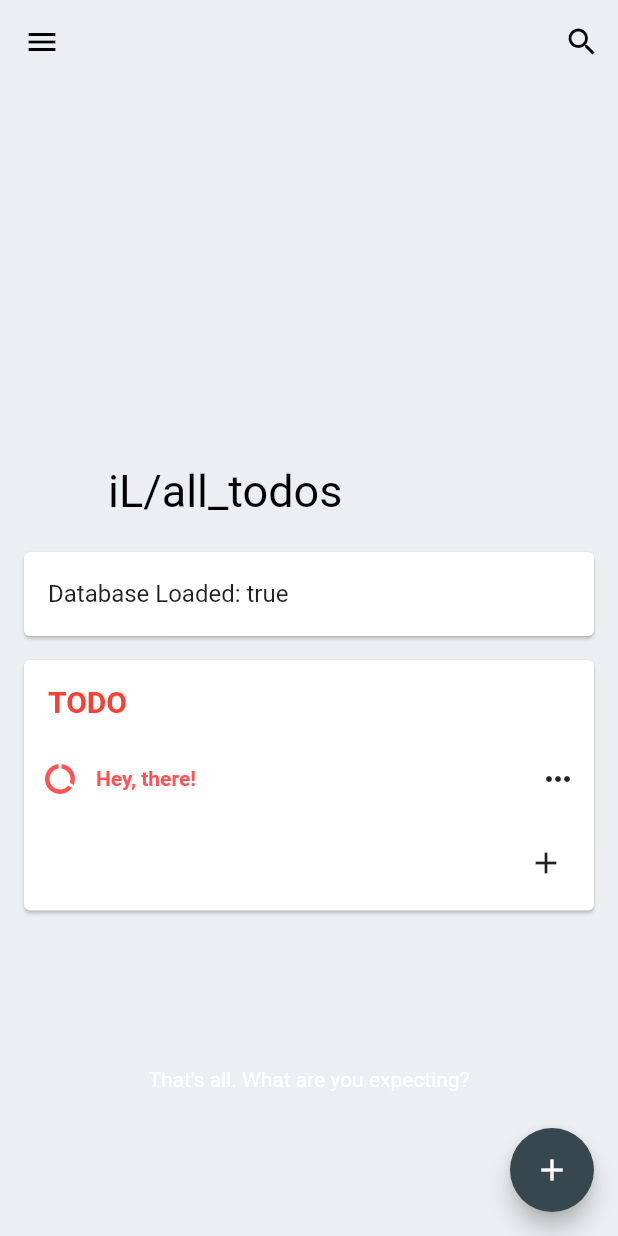
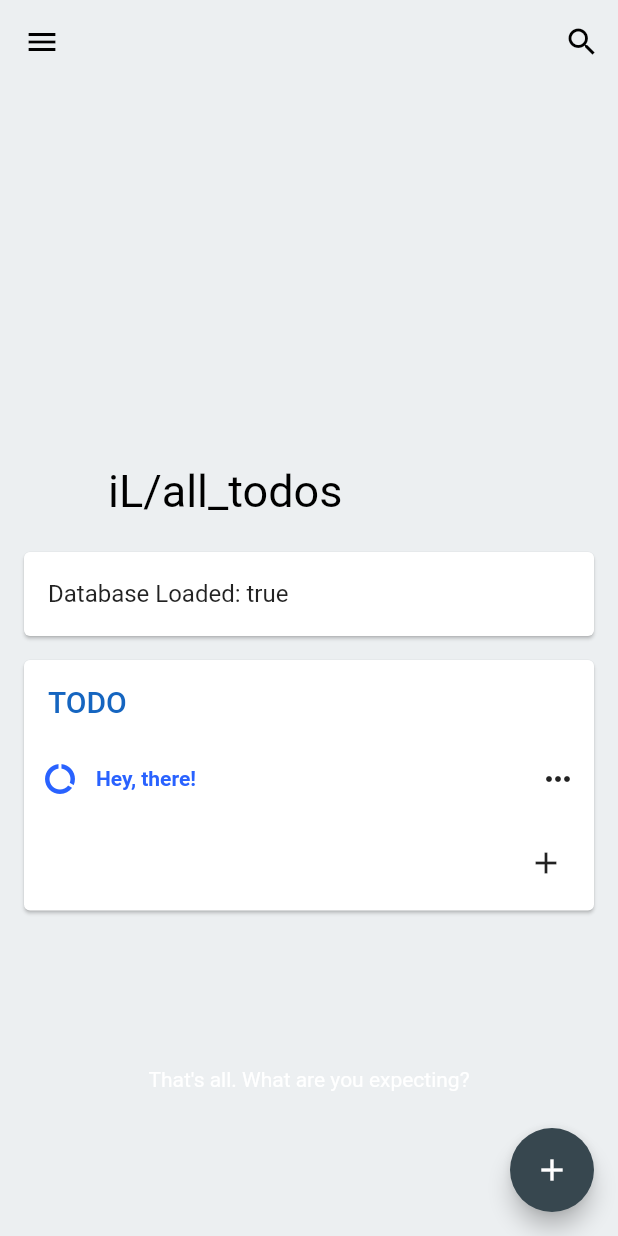
Before and after one commit to lynzrand/issual, a Flutter app: the screen it shows after launch, on a phone screen of 412 x 824 dp. Run offline on Flutter 3.47's test engine with Material 2 defaults, Android fonts, the phone set to English and light mode, and no system bars; our stand-ins replace sqflite; missing offline and left inert: material_search, ulid; accounts and stored records are empty.

Commit message:
ADD custom animation and edit

```diff
--- a/lib/main.dart
+++ b/lib/main.dart
@@ -152,26 +152,11 @@ class _MyHomePageState extends State<MyHomePage> {
         case 'view':
           Navigator.push(
             context,
-            new PageRouteBuilder(
-              pageBuilder: (context, ani1, ani2) {
+            IssualTransitions.verticlaPageTransition(
+              (context, ani1, ani2) {
                 return new IssualTodoView(t.id, t.data as String, _rw);
               },
-              transitionsBuilder: (context, ani1_, ani2, Widget child) {
-                var ani1 = CurvedAnimation(curve: Curves.easeOut, parent: ani1_);
-                return new FadeTransition(
-                  opacity: ani1,
-                  child: new SlideTransition(
-                    position: Tween(begin: Offset(0.0, 0.2), end: Offset(0.0, 0.0)).animate(ani1),
-                    child: child,
             ),
-                );
-              },
-            ),
-            // MaterialPageRoute(
-            //   builder: (context) {
-            //     return new IssualTodoView(t.id, t.data as String, _rw);
-            //   },
-            // ),
           );
           break;
 
@@ -192,9 +177,8 @@ class _MyHomePageState extends State<MyHomePage> {
     } else if (t is TodoEditNotification) {
       Navigator.push(
         context,
-        new MaterialPageRoute(
-          builder: (BuildContext context) => new IssualTodoEditorView(t.newTodo, t.rawTodo),
-          fullscreenDialog: true,
+        IssualTransitions.verticlaPageTransition(
+          (BuildContext context, ani1, ani2) => new IssualTodoEditorView(t.newTodo, t.rawTodo, _rw),
         ),
       ).then((dynamic data) async {
         var structuredData = data as Map<String, dynamic>;
@@ -213,7 +197,7 @@ class _MyHomePageState extends State<MyHomePage> {
         if (categories.indexOf(todo.category) < 0) await _rw.addCategory(todo.category);
 
         await this.init(null);
-      });
+      }).catchError((e) => debugPrint(e));
       return true;
     }
   }
@@ -321,13 +305,16 @@ class TodoCard extends StatelessWidget {
 
   final String title;
   final List<Todo> todos;
-  final ThemeData themeData = IssualColors.coloredThemes['red'];
+  final Map<String, dynamic> themeColors = IssualColors.coloredThemes['blue'];
 
   @override
   Widget build(BuildContext context) {
     return Theme(
-      key: new Key('cardTheme'),
-      data: themeData,
+      key: new Key('cardTheme#$title'),
+      data: Theme.of(context).copyWith(
+        primaryColor: themeColors['primarySwatch'],
+        accentColor: themeColors['accentColor'],
+      ),
       child: new Card(
         margin: EdgeInsets.symmetric(horizontal: 16.0, vertical: 8.0),
         child: new Column(
@@ -339,10 +326,8 @@ class TodoCard extends StatelessWidget {
                   new Expanded(
                       child: new Text(
                     '$title'.toUpperCase(),
-                    style: TextStyle(
-                      color: themeData.primaryColor,
-                      fontSize: Theme.of(context).textTheme.title.fontSize,
-                      fontWeight: FontWeight.bold,
+                    style: Theme.of(context).textTheme.title.apply(
+                          color: (themeColors['primarySwatch'] as MaterialColor).shade800,
                         ),
                   )),
                   // new IconButton(
@@ -354,7 +339,7 @@ class TodoCard extends StatelessWidget {
             ),
             new Column(
               children: List.generate(todos.length, (int index) {
-                return new TodoListItem(todos[index], index);
+                return new TodoListItem(todos[index], index, key: Key(todos[index].id));
               }),
             ),
             new ButtonBar(
@@ -377,7 +362,7 @@ class TodoCard extends StatelessWidget {
 }
 
 class TodoListItem extends StatefulWidget {
-  TodoListItem(final this.todo, this.index);
+  TodoListItem(final this.todo, this.index, {Key key}) : super(key: key);
 
   // TODO: move this to filerw.dart/todo
   static const stateIcons = <String, IconData>{
@@ -390,17 +375,17 @@ class TodoListItem extends StatefulWidget {
 
   final Todo todo;
   final int index;
-
   @override
   State<StatefulWidget> createState() {
-    return new _TodoListItemState(todo.state);
+    return new _TodoListItemState(todo.state, todo.id);
   }
 }
 
 class _TodoListItemState extends State<TodoListItem> {
   // TodoState state;
-  _TodoListItemState(this.state);
+  _TodoListItemState(this.state, this.id);
   String state;
+  final String id;
 
   Color getIconColor(BuildContext context, String state) {
     final theme = Theme.of(context);
@@ -419,24 +404,7 @@ class _TodoListItemState extends State<TodoListItem> {
     }
   }
 
-  @override
-  Widget build(BuildContext context) {
-    return new InkWell(
-      splashColor: IssualColors.darkColorRipple,
-      // TODO: onTap: emit a notification up the tree!
-      onTap: () {
-        TodoStateChangeNotification(
-                id: widget.todo.id, stateChange: 'view', data: widget.todo.title)
-            .dispatch(context);
-      },
-      child: new Row(
-        children: <Widget>[
-          new IconButton(
-              icon: new Icon(
-                TodoListItem.stateIcons[state],
-                color: getIconColor(context, state),
-              ),
-              onPressed: () {
+  void flipState() {
     setState(() {
       switch (state) {
         case 'open':
@@ -459,36 +427,61 @@ class _TodoListItemState extends State<TodoListItem> {
       stateChange: 'flip',
       data: {'todo': widget.todo, 'index': widget.index, 'state': state},
     ).dispatch(context);
-              }),
+  }
+
+  @override
+  Widget build(BuildContext context) {
+    return new GestureDetector(
+      onHorizontalDragEnd: (dragDetail) {
+        if (dragDetail.primaryVelocity > 0) flipState();
+      },
+      child: InkWell(
+        splashColor: IssualColors.darkColorRipple,
+        // TODO: onTap: emit a notification up the tree!
+        onTap: () {
+          TodoStateChangeNotification(
+                  id: widget.todo.id, stateChange: 'view', data: widget.todo.title)
+              .dispatch(context);
+        },
+        child: new Row(
+          children: <Widget>[
+            new IconButton(
+              icon: new Icon(
+                TodoListItem.stateIcons[state],
+                color: getIconColor(context, state),
+              ),
+              onPressed: () => flipState(),
+              tooltip: 'Flip Todo state',
+            ),
             new Expanded(
-            child:
-                // TODO: Really, show tags?
-                //
-                // Column(
-                //   crossAxisAlignment: CrossAxisAlignment.start,
-                //   children: [
-                new Hero(
+              child: new Hero(
                 tag: this.widget.todo.id + 'title',
                 child: new Text(
                   this.widget.todo.title ?? '#${this.widget.todo.id}',
                   style: IssualColors.getTodoTextStyle(context, state),
                 ),
               ),
-            // new Wrap(
-            //   children: <Widget>[
-            //     new Chip(
-            //       label: Text("Tag"),
-            //       labelPadding: EdgeInsets.symmetric(horizontal: 4.0, vertical: -2.0),
-            //     ),
-            //   ],
-            //   )
-            // ],
-            // ),
             ),
             new PopupMenuButton(
               icon: new Icon(Icons.more_horiz),
+              // itemBuilder: ,
               itemBuilder: (BuildContext context) {
-              return [PopupMenuItem(value: 'remove', child: new Text('Remove'))];
+                return [
+                  PopupMenuItem(
+                    value: 'remove',
+                    child:
+                        // new Row(children: [new Icon(Icons.delete),
+                        Text('Remove'),
+                    //  ]),
+                  ),
+                  PopupMenuItem(
+                    value: 'edit',
+                    child:
+                        // new Row(children: [new Icon(Icons.edit),
+                        new Text('Edit'),
+                    //  ]),
+                  )
+                ];
               },
               onSelected: (dynamic item) {
                 switch (item as String) {
@@ -498,10 +491,14 @@ class _TodoListItemState extends State<TodoListItem> {
                         stateChange: 'remove',
                         data: {'todo': widget.todo, 'index': widget.index}).dispatch(context);
                     break;
+                  case 'edit':
+                    TodoEditNotification(rawTodo: widget.todo.toMap()).dispatch(context);
+                    break;
                 }
               },
             )
           ],
+        ),
       ),
     );
   }
--- a/lib/style.dart
+++ b/lib/style.dart
@@ -13,17 +13,71 @@ class IssualColors {
     primaryColor: primary.shade50,
     scaffoldBackgroundColor: primary.shade50,
     brightness: Brightness.light,
+    accentColorBrightness: Brightness.dark,
   );
 
-  static Map<String, ThemeData> coloredThemes = <String, ThemeData>{
-    'red': ThemeData(
-      primarySwatch: Colors.red,
-      accentColor: Colors.redAccent,
-    ),
-    'blue': ThemeData(
-      primarySwatch: Colors.blue,
-      accentColor: Colors.blueAccent,
-    ),
+  /// Material Colors. Not supposed to change or delete. ONLY ADD.
+  static Map<String, Map<String, dynamic>> coloredThemes = <String, Map<String, dynamic>>{
+    'red': {
+      'primarySwatch': Colors.red,
+      'accentColor': Colors.redAccent.shade700,
+    },
+    'orange': {
+      'primarySwatch': Colors.orange,
+      'accentColor': Colors.orangeAccent.shade700,
+    },
+    'deepOrange': {
+      'primarySwatch': Colors.deepOrange,
+      'accentColor': Colors.deepOrangeAccent.shade700,
+    },
+    'amber': {
+      'primarySwatch': Colors.amber,
+      'accentColor': Colors.amberAccent.shade700,
+    },
+    'yellow': {
+      'primarySwatch': Colors.yellow,
+      'accentColor': Colors.yellowAccent.shade700,
+    },
+    'green': {
+      'primarySwatch': Colors.green,
+      'accentColor': Colors.greenAccent.shade700,
+    },
+    'lightGreen': {
+      'primarySwatch': Colors.lightGreen,
+      'accentColor': Colors.lightGreenAccent.shade700,
+    },
+    'teal': {
+      'primarySwatch': Colors.teal,
+      'accentColor': Colors.tealAccent.shade700,
+    },
+    'cyan': {
+      'primarySwatch': Colors.cyan,
+      'accentColor': Colors.cyanAccent.shade700,
+    },
+    'lightBlue': {
+      'primarySwatch': Colors.lightBlue,
+      'accentColor': Colors.lightBlueAccent.shade700,
+    },
+    'blue': {
+      'primarySwatch': Colors.blue,
+      'accentColor': Colors.blueAccent.shade700,
+    },
+    'indigo': {
+      'primarySwatch': Colors.indigo,
+      'accentColor': Colors.indigoAccent.shade700,
+    },
+    'purple': {
+      'primarySwatch': Colors.purple,
+      'accentColor': Colors.purpleAccent.shade700,
+    },
+    'deepPurple': {
+      'primarySwatch': Colors.deepPurple,
+      'accentColor': Colors.deepPurpleAccent.shade700,
+    },
+    'pink': {
+      'primarySwatch': Colors.pink,
+      'accentColor': Colors.pinkAccent.shade700,
+    },
   };
 
   static TextStyle getTodoTextStyle(BuildContext ctx, String state) {
@@ -50,3 +104,22 @@ class IssualColors {
     return Theme.of(ctx).textTheme.body1.merge(ts);
   }
 }
+
+class IssualTransitions {
+  static PageRouteBuilder verticlaPageTransition(
+      Function(BuildContext, Animation<double>, Animation<double>) pageBuilder) {
+    return new PageRouteBuilder(
+      pageBuilder: pageBuilder,
+      transitionsBuilder: (context, ani1_, ani2, Widget child) {
+        var ani1 = CurvedAnimation(curve: Curves.easeOut, parent: ani1_);
+        return new FadeTransition(
+          opacity: ani1,
+          child: new SlideTransition(
+            position: Tween(begin: Offset(0.0, 0.2), end: Offset(0.0, 0.0)).animate(ani1),
+            child: child,
+          ),
+        );
+      },
+    );
+  }
+}
```
Also changed, not shown: lib/filerw.dart (+10 -4 lines), lib/searchScreen.dart (+6 -3 lines), lib/todoView.dart (+38 -17 lines). Lines whose indentation alone changed are shown as unchanged.
